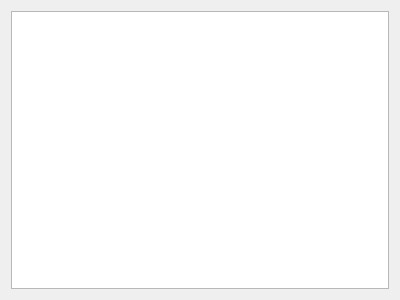
Above: dictionaryedit.ui from ivan-selchenkov/QWord before the change. Below: the same form after it.
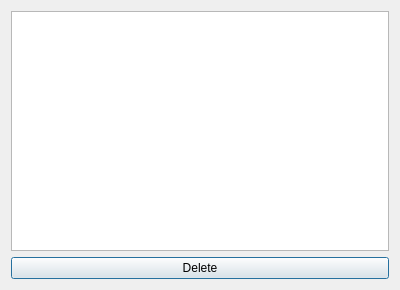
That is the form after the change.

Patch:
```diff
--- a/dictionaryedit.ui
+++ b/dictionaryedit.ui
@@ -7,7 +7,7 @@
     <x>0</x>
     <y>0</y>
     <width>400</width>
-    <height>300</height>
+    <height>290</height>
    </rect>
   </property>
   <property name="windowTitle">
@@ -24,6 +24,13 @@
      </attribute>
     </widget>
    </item>
+   <item>
+    <widget class="QPushButton" name="btnDelete">
+     <property name="text">
+      <string>Delete</string>
+     </property>
+    </widget>
+   </item>
   </layout>
  </widget>
  <resources/>
```
Left out of the diff: 3 changed lines with no effect on the pictures.
